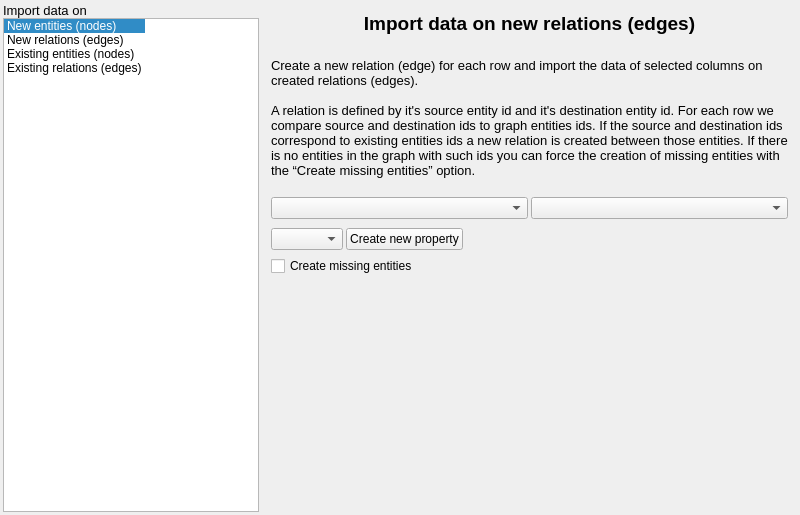
First picture: the form in library/tulip-gui/designer/CSVGraphMappingConfigurationWidget.ui, repository vadivelselvaraj/TulipGLImprovement, before the edit.
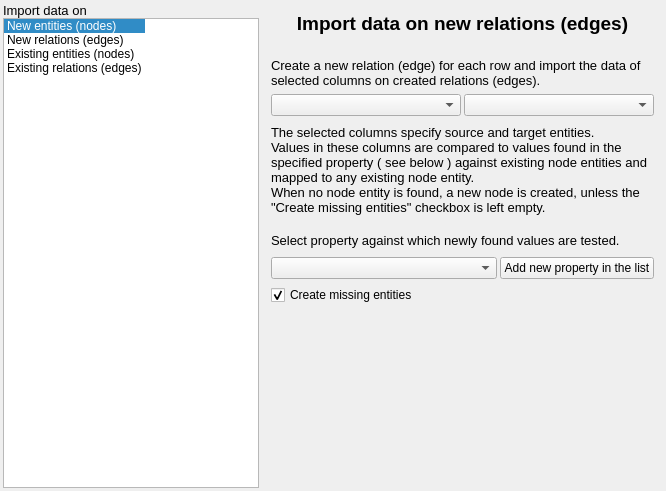
Second picture: the form after the edit. The open tabs and pages were chosen to show the change. Custom widgets are drawn as their Qt base class.

Commit message: Report modifications from CSV import to tulip 4 Integration of CSV import into SpreadSheet view.

```diff
--- a/library/tulip-gui/designer/CSVGraphMappingConfigurationWidget.ui
+++ b/library/tulip-gui/designer/CSVGraphMappingConfigurationWidget.ui
@@ -6,10 +6,22 @@
    <rect>
     <x>0</x>
     <y>0</y>
-    <width>800</width>
-    <height>515</height>
+    <width>666</width>
+    <height>491</height>
    </rect>
   </property>
+  <property name="sizePolicy">
+   <sizepolicy hsizetype="Preferred" vsizetype="Fixed">
+    <horstretch>0</horstretch>
+    <verstretch>0</verstretch>
+   </sizepolicy>
+  </property>
+  <property name="maximumSize">
+   <size>
+    <width>800</width>
+    <height>16777215</height>
+   </size>
+  </property>
   <property name="windowTitle">
    <string>Form</string>
   </property>
@@ -148,17 +160,26 @@
         <layout class="QVBoxLayout" name="verticalLayout_4">
          <item>
           <widget class="QLabel" name="label_3">
+           <property name="sizePolicy">
+            <sizepolicy hsizetype="Fixed" vsizetype="Fixed">
+             <horstretch>0</horstretch>
+             <verstretch>0</verstretch>
+            </sizepolicy>
+           </property>
+           <property name="maximumSize">
+            <size>
+             <width>750</width>
+             <height>16777215</height>
+            </size>
+           </property>
            <property name="text">
             <string>&lt;!DOCTYPE HTML PUBLIC &quot;-//W3C//DTD HTML 4.0//EN&quot; &quot;http://www.w3.org/TR/REC-html40/strict.dtd&quot;&gt;
 &lt;html&gt;&lt;head&gt;&lt;meta name=&quot;qrichtext&quot; content=&quot;1&quot; /&gt;&lt;style type=&quot;text/css&quot;&gt;
 p, li { white-space: pre-wrap; }
-&lt;/style&gt;&lt;/head&gt;&lt;body style=&quot; font-family:'MS Shell Dlg 2'; font-size:8.25pt; font-weight:400; font-style:normal;&quot;&gt;
-&lt;p align=&quot;center&quot; style=&quot; margin-top:0px; margin-bottom:0px; margin-left:0px; margin-right:0px; -qt-block-indent:0; text-indent:0px;&quot;&gt;&lt;span style=&quot; font-size:14pt; font-weight:600;&quot;&gt;Import data on new relations (edges)&lt;/span&gt;&lt;/p&gt;
-&lt;p align=&quot;center&quot; style=&quot;-qt-paragraph-type:empty; margin-top:0px; margin-bottom:0px; margin-left:0px; margin-right:0px; -qt-block-indent:0; text-indent:0px; font-size:14pt; font-weight:600;&quot;&gt;&lt;/p&gt;
-&lt;p style=&quot; margin-top:0px; margin-bottom:0px; margin-left:0px; margin-right:0px; -qt-block-indent:0; text-indent:0px;&quot;&gt;&lt;span style=&quot; font-size:10pt;&quot;&gt;Create a new relation (edge) for each row and import the data of selected columns on created relations (edges). &lt;/span&gt;&lt;/p&gt;
-&lt;p style=&quot;-qt-paragraph-type:empty; margin-top:0px; margin-bottom:0px; margin-left:0px; margin-right:0px; -qt-block-indent:0; text-indent:0px; font-size:10pt;&quot;&gt;&lt;/p&gt;
-&lt;p style=&quot; margin-top:0px; margin-bottom:0px; margin-left:0px; margin-right:0px; -qt-block-indent:0; text-indent:0px;&quot;&gt;&lt;span style=&quot; font-size:10pt;&quot;&gt;A relation is defined by it's source entity id and it's destination entity id. For each row we compare source and destination ids to graph entities ids. If the source and destination ids correspond to existing entities ids a new relation is created between those entities. If there is no entities in the graph with such ids you can force the creation of missing entities with the “Create missing entities” option. &lt;/span&gt;&lt;/p&gt;
-&lt;p style=&quot;-qt-paragraph-type:empty; margin-top:0px; margin-bottom:0px; margin-left:0px; margin-right:0px; -qt-block-indent:0; text-indent:0px; font-size:8pt;&quot;&gt;&lt;/p&gt;&lt;/body&gt;&lt;/html&gt;</string>
+&lt;/style&gt;&lt;/head&gt;&lt;body style=&quot; font-family:'Cantarell'; font-size:11pt; font-weight:400; font-style:normal;&quot;&gt;
+&lt;p align=&quot;center&quot; style=&quot; margin-top:0px; margin-bottom:0px; margin-left:0px; margin-right:0px; -qt-block-indent:0; text-indent:0px;&quot;&gt;&lt;span style=&quot; font-family:'MS Shell Dlg 2'; font-size:14pt; font-weight:600;&quot;&gt;Import data on new relations (edges)&lt;/span&gt;&lt;/p&gt;
+&lt;p align=&quot;center&quot; style=&quot;-qt-paragraph-type:empty; margin-top:0px; margin-bottom:0px; margin-left:0px; margin-right:0px; -qt-block-indent:0; text-indent:0px; font-family:'MS Shell Dlg 2'; font-size:14pt; font-weight:600;&quot;&gt;&lt;br /&gt;&lt;/p&gt;
+&lt;p style=&quot; margin-top:0px; margin-bottom:0px; margin-left:0px; margin-right:0px; -qt-block-indent:0; text-indent:0px;&quot;&gt;&lt;span style=&quot; font-family:'MS Shell Dlg 2'; font-size:10pt;&quot;&gt;Create a new relation (edge) for each row and import the data of selected columns on created relations (edges). &lt;/span&gt;&lt;/p&gt;&lt;/body&gt;&lt;/html&gt;</string>
            </property>
            <property name="wordWrap">
             <bool>true</bool>
@@ -203,25 +224,42 @@
                 </sizepolicy>
                </property>
                <property name="text">
-                <string>Create new property</string>
+                <string>Add new property in the list</string>
                </property>
               </widget>
              </item>
-             <item>
-              <spacer name="horizontalSpacer">
-               <property name="orientation">
-                <enum>Qt::Horizontal</enum>
-               </property>
-               <property name="sizeHint" stdset="0">
-                <size>
-                 <width>40</width>
-                 <height>20</height>
-                </size>
-               </property>
-              </spacer>
-             </item>
             </layout>
            </item>
+           <item row="1" column="0" colspan="2">
+            <widget class="QLabel" name="label_6">
+             <property name="sizePolicy">
+              <sizepolicy hsizetype="Fixed" vsizetype="Fixed">
+               <horstretch>0</horstretch>
+               <verstretch>0</verstretch>
+              </sizepolicy>
+             </property>
+             <property name="maximumSize">
+              <size>
+               <width>750</width>
+               <height>16777215</height>
+              </size>
+             </property>
+             <property name="text">
+              <string>&lt;!DOCTYPE HTML PUBLIC &quot;-//W3C//DTD HTML 4.0//EN&quot; &quot;http://www.w3.org/TR/REC-html40/strict.dtd&quot;&gt;
+&lt;html&gt;&lt;head&gt;&lt;meta name=&quot;qrichtext&quot; content=&quot;1&quot; /&gt;&lt;style type=&quot;text/css&quot;&gt;
+p, li { white-space: pre-wrap; }
+&lt;/style&gt;&lt;/head&gt;&lt;body style=&quot; font-family:'Cantarell'; font-size:11pt; font-weight:400; font-style:normal;&quot;&gt;
+&lt;p style=&quot; margin-top:0px; margin-bottom:0px; margin-left:0px; margin-right:0px; -qt-block-indent:0; text-indent:0px;&quot;&gt;&lt;span style=&quot; font-family:'MS Shell Dlg 2'; font-size:10pt;&quot;&gt;The selected columns specify source and target entities.&lt;/span&gt;&lt;/p&gt;
+&lt;p style=&quot; margin-top:0px; margin-bottom:0px; margin-left:0px; margin-right:0px; -qt-block-indent:0; text-indent:0px;&quot;&gt;&lt;span style=&quot; font-family:'MS Shell Dlg 2'; font-size:10pt;&quot;&gt;Values in these columns are compared to values found in the specified property ( see below ) against existing node entities and mapped to any existing node entity. &lt;/span&gt;&lt;/p&gt;
+&lt;p style=&quot; margin-top:0px; margin-bottom:0px; margin-left:0px; margin-right:0px; -qt-block-indent:0; text-indent:0px;&quot;&gt;&lt;span style=&quot; font-family:'MS Shell Dlg 2'; font-size:10pt;&quot;&gt;When no node entity is found, a new node is created, unless the &amp;quot;Create missing entities&amp;quot; checkbox is left empty.&lt;/span&gt;&lt;/p&gt;
+&lt;p style=&quot;-qt-paragraph-type:empty; margin-top:0px; margin-bottom:0px; margin-left:0px; margin-right:0px; -qt-block-indent:0; text-indent:0px;&quot;&gt;&lt;br /&gt;&lt;/p&gt;
+&lt;p style=&quot; margin-top:0px; margin-bottom:0px; margin-left:0px; margin-right:0px; -qt-block-indent:0; text-indent:0px;&quot;&gt;&lt;span style=&quot; font-family:'MS Shell Dlg 2'; font-size:10pt;&quot;&gt;Select property against which newly found values are tested.&lt;/span&gt;&lt;/p&gt;&lt;/body&gt;&lt;/html&gt;</string>
+             </property>
+             <property name="wordWrap">
+              <bool>true</bool>
+             </property>
+            </widget>
+           </item>
           </layout>
          </item>
          <item>
@@ -229,6 +267,9 @@
            <property name="text">
             <string>Create missing entities</string>
            </property>
+           <property name="checked">
+            <bool>true</bool>
+           </property>
           </widget>
          </item>
          <item>
```
Left out of the diff: 6 changed lines with no effect on the pictures. The commit also changes 16 other files.
